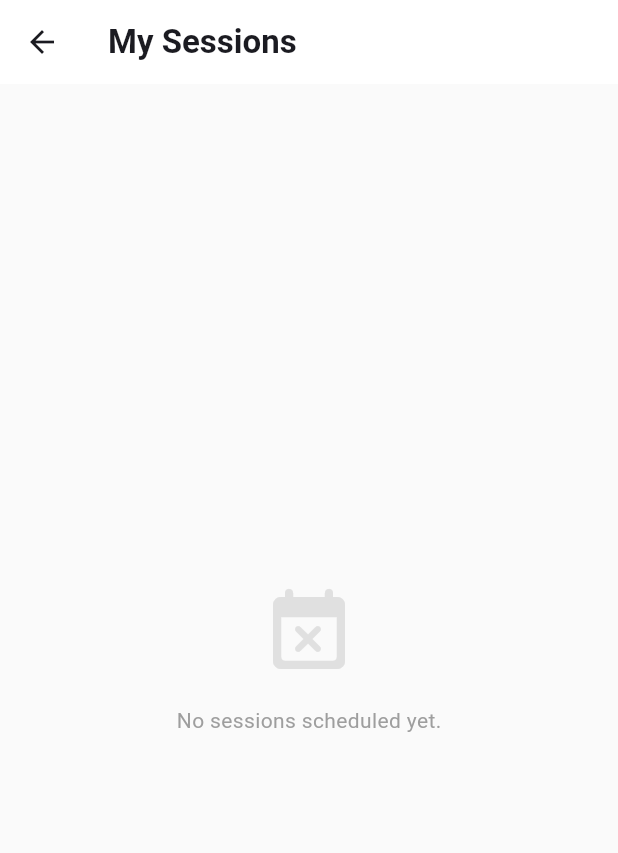
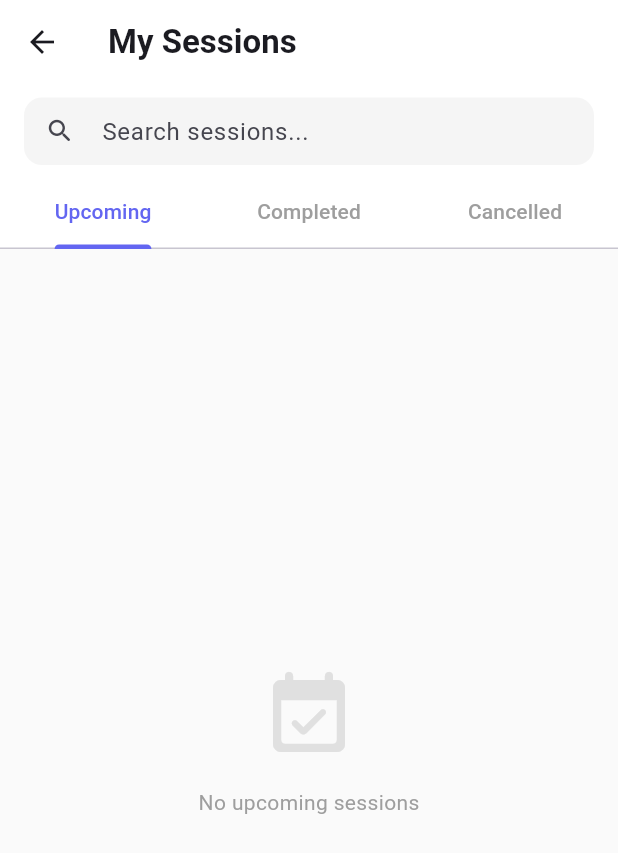
Before and after one commit to SachinthaAbeygunasekara/learnxchange-mobile-app, a Flutter app: the SessionsScreen screen opened directly, on a phone screen of 412 x 824 dp. Shown: the top 853 px of the screen. Run offline on Flutter 3.47's test engine with Material 3 defaults, Android fonts, the phone set to English and light mode, and no system bars; our stand-ins replace cloud_firestore, firebase_auth, firebase_core, image_picker; accounts and stored records are empty.

Commit message:
feat: implement session history management

```diff
--- a/lib/screens/sessions/sessions_screen.dart
+++ b/lib/screens/sessions/sessions_screen.dart
@@ -9,8 +9,22 @@ import 'package:learnxchange/models/request_model.dart';
 import 'package:learnxchange/widgets/rating_dialog.dart';
 import 'package:intl/intl.dart';
 
-class SessionsScreen extends StatelessWidget {
+class SessionsScreen extends StatefulWidget {
   const SessionsScreen({super.key});
+
+  @override
+  State<SessionsScreen> createState() => _SessionsScreenState();
+}
+
+class _SessionsScreenState extends State<SessionsScreen> {
+  String _searchQuery = "";
+  final TextEditingController _searchController = TextEditingController();
+
+  @override
+  void dispose() {
+    _searchController.dispose();
+    super.dispose();
+  }
 
   @override
   Widget build(BuildContext context) {
@@ -18,7 +32,9 @@ class SessionsScreen extends StatelessWidget {
     final sessionService = SessionService();
     final userService = UserService();
 
-    return StreamBuilder<UserModel>(
+    return DefaultTabController(
+      length: 3,
+      child: StreamBuilder<UserModel>(
         stream: userService.getUserData(uid),
         builder: (context, userSnapshot) {
           return Scaffold(
@@ -27,48 +43,122 @@ class SessionsScreen extends StatelessWidget {
               title: const Text('My Sessions', style: TextStyle(fontWeight: FontWeight.bold)),
               backgroundColor: Colors.white,
               elevation: 0,
+              bottom: PreferredSize(
+                preferredSize: const Size.fromHeight(110),
+                child: Column(
+                  children: [
+                    Padding(
+                      padding: const EdgeInsets.symmetric(horizontal: 16, vertical: 8),
+                      child: Container(
+                        height: 45,
+                        decoration: BoxDecoration(
+                          color: Colors.grey[100],
+                          borderRadius: BorderRadius.circular(12),
+                        ),
+                        child: TextField(
+                          controller: _searchController,
+                          onChanged: (value) => setState(() => _searchQuery = value.toLowerCase()),
+                          decoration: InputDecoration(
+                            hintText: 'Search sessions...',
+                            prefixIcon: const Icon(Icons.search_rounded, size: 20),
+                            border: InputBorder.none,
+                            contentPadding: const EdgeInsets.symmetric(vertical: 10),
+                            suffixIcon: _searchQuery.isNotEmpty
+                              ? IconButton(
+                                  icon: const Icon(Icons.clear, size: 18),
+                                  onPressed: () {
+                                    _searchController.clear();
+                                    setState(() => _searchQuery = "");
+                                  },
+                                )
+                              : null,
+                          ),
+                        ),
+                      ),
+                    ),
+                    const TabBar(
+                      labelColor: Color(0xFF6366F1),
+                      unselectedLabelColor: Colors.grey,
+                      indicatorColor: Color(0xFF6366F1),
+                      tabs: [
+                        Tab(text: 'Upcoming'),
+                        Tab(text: 'Completed'),
+                        Tab(text: 'Cancelled'),
+                      ],
+                    ),
+                  ],
+                ),
+              ),
             ),
             body: StreamBuilder<List<SessionModel>>(
               stream: sessionService.getUserSessions(uid),
               builder: (context, snapshot) {
-              if (snapshot.hasError) {
-                return _buildErrorState(snapshot.error.toString());
-              }
+                if (snapshot.hasError) return _buildErrorState(snapshot.error.toString());
                 if (snapshot.connectionState == ConnectionState.waiting || !userSnapshot.hasData) {
                   return const Center(child: CircularProgressIndicator());
                 }
 
-              final sessions = snapshot.data!;
-              if (sessions.isEmpty) {
-                return _buildEmptyState();
-              }
+                final allSessions = snapshot.data ?? [];
+                final currentUser = userSnapshot.data!;
 
-              return ListView.builder(
-                padding: const EdgeInsets.all(16),
-                itemCount: sessions.length,
-                itemBuilder: (context, index) {
-                  final session = sessions[index];
-                  return _SessionCard(
-                    session: session,
-                    currentUser: userSnapshot.data!,
-                  );
-                },
+                return TabBarView(
+                  children: [
+                    _buildSessionList(allSessions, SessionStatus.scheduled, currentUser),
+                    _buildSessionList(allSessions, SessionStatus.completed, currentUser),
+                    _buildSessionList(allSessions, SessionStatus.cancelled, currentUser),
+                  ],
                 );
               },
             ),
           );
         }
+      ),
     );
   }
 
-  Widget _buildEmptyState() {
+  Widget _buildSessionList(List<SessionModel> sessions, SessionStatus status, UserModel currentUser) {
+    final filtered = sessions.where((s) {
+      final matchesStatus = s.status == status;
+      final matchesSearch = s.title.toLowerCase().contains(_searchQuery) ||
+                           (s.notes.toLowerCase().contains(_searchQuery));
+      return matchesStatus && matchesSearch;
+    }).toList();
+
+    if (filtered.isEmpty) {
+      return _buildEmptyState(status);
+    }
+
+    return ListView.builder(
+      padding: const EdgeInsets.all(16),
+      itemCount: filtered.length,
+      itemBuilder: (context, index) {
+        return _SessionCard(
+          session: filtered[index],
+          currentUser: currentUser,
+        );
+      },
+    );
+  }
+
+  Widget _buildEmptyState(SessionStatus status) {
+    String message = "No upcoming sessions";
+    IconData icon = Icons.event_available_rounded;
+
+    if (status == SessionStatus.completed) {
+      message = "No completed sessions yet";
+      icon = Icons.check_circle_outline_rounded;
+    } else if (status == SessionStatus.cancelled) {
+      message = "No cancelled sessions";
+      icon = Icons.event_busy_rounded;
+    }
+
     return Center(
       child: Column(
         mainAxisAlignment: MainAxisAlignment.center,
         children: [
-          Icon(Icons.event_busy_rounded, size: 64, color: Colors.grey[300]),
+          Icon(icon, size: 64, color: Colors.grey[300]),
           const SizedBox(height: 16),
-          Text('No sessions scheduled yet.', style: TextStyle(color: Colors.grey[500])),
+          Text(message, style: TextStyle(color: Colors.grey[500])),
         ],
       ),
     );
```
Lines whose indentation alone changed are shown as unchanged.
